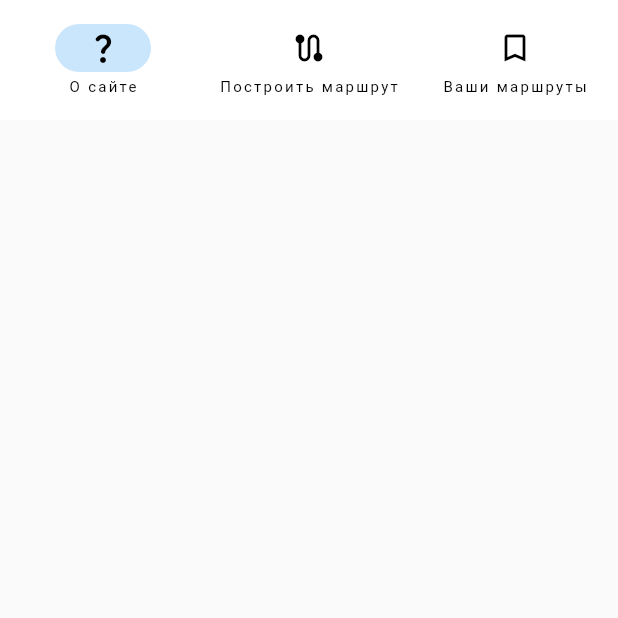
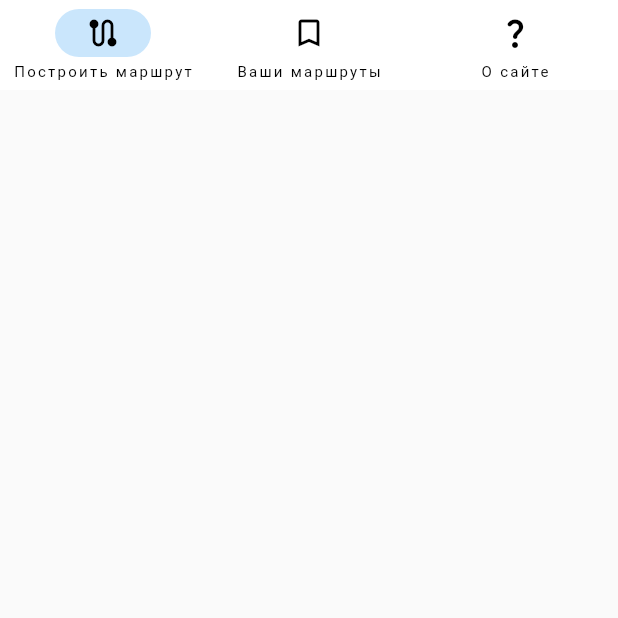
Before and after one commit to Gaiercop/vdnh_navigator, a Flutter app: the screen it shows after launch, on a phone screen of 412 x 824 dp, the top half of it. Run offline on Flutter 3.47's test engine with Material 2 defaults, Android fonts, the phone set to English and light mode, and no system bars.

Commit message:
Изменён размер верхней панели. Изменён порядок кнопок на верхней панели.

```diff
--- a/lib/widgets/top_navigation_bar.dart
+++ b/lib/widgets/top_navigation_bar.dart
@@ -14,6 +14,7 @@ class _TopNavigationBar extends State<TopNavigationBar> {
   Widget build(BuildContext context) {
     return Scaffold(
       body: NavigationBar(
+        height: 60,
         backgroundColor: Colors.white,
         onDestinationSelected: (int index) {
           setState(() {
@@ -23,10 +24,6 @@ class _TopNavigationBar extends State<TopNavigationBar> {
         selectedIndex: currentPageIndex,
         destinations: const <Widget>[
           NavigationDestination(
-            icon: Icon(Icons.question_mark_rounded),
-            label: 'О сайте',
-          ),
-          NavigationDestination(
             icon: Icon(Icons.route_rounded),
             label: 'Построить маршрут',
           ),
@@ -35,6 +32,10 @@ class _TopNavigationBar extends State<TopNavigationBar> {
             icon: Icon(Icons.bookmark_border),
             label: 'Ваши маршруты',
           ),
+          NavigationDestination(
+            icon: Icon(Icons.question_mark_rounded),
+            label: 'О сайте',
+          ),
         ],
       ),
     );
```
